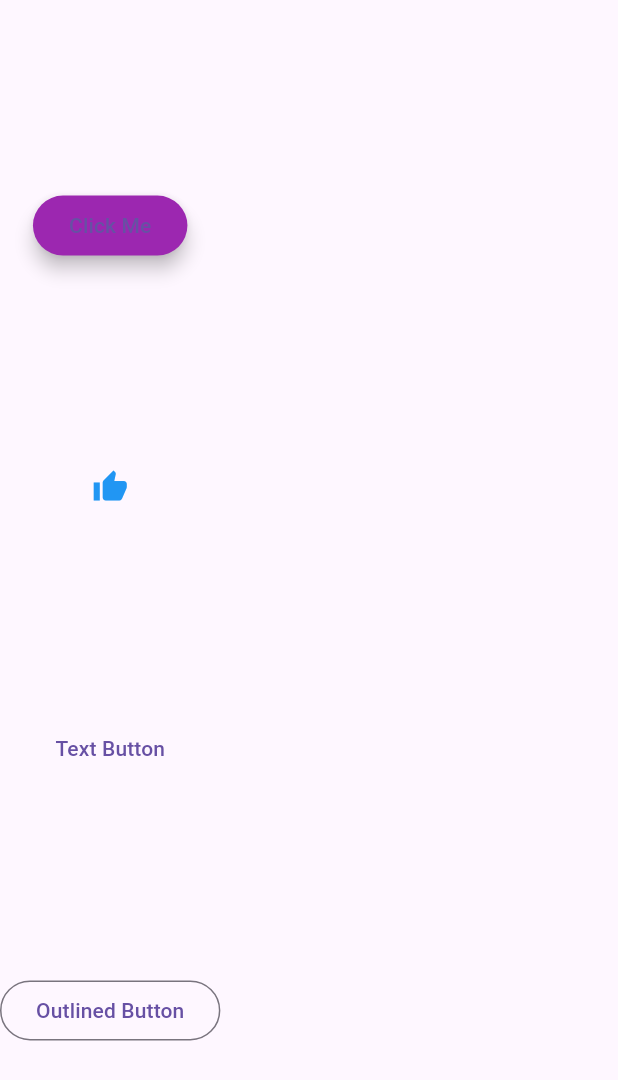
After one commit to irina532/first_flutter_app, a Flutter app: the ButtonsGuide screen opened directly, on a phone screen of 412 x 824 dp. The commit adds this screen. Shown: the top 1080 px of the screen. Run offline on Flutter 3.47's test engine with Material 3 defaults, Android fonts, the phone set to English and light mode, and no system bars.

Commit message:
added class 5 folder

```diff
--- a/lib/Modules/Class-3/Home/home_view.dart
+++ b/lib/Modules/Class-3/Home/home_view.dart
@@ -4,7 +4,10 @@ import 'package:first_app/Modules/Class-3/Container_Guide/container_guide_view.d
 import 'package:first_app/Modules/Class-3/Row_Guide/row_guide_view.dart';
 import 'package:first_app/Modules/Class-3/Scaffold_Guide/scaffold_guide_view.dart';
 import 'package:first_app/Modules/Class-4/CardGuide/card_guide_view.dart';
+import 'package:first_app/Modules/Class-4/circleAvatorWidget/circle_avatar_guide_view.dart';
 import 'package:first_app/Modules/Class-4/containerDetailsGuide/container_details_guide_view.dart';
+import 'package:first_app/Modules/Class-4/imageWidget/image_guide_view.dart';
+import 'package:first_app/Modules/Class-4/lisTileWidget/list_tile_widget_view.dart';
 import 'package:first_app/Modules/Class-4/listViewGuide/list_view_guide_view.dart';
 import 'package:flutter/material.dart';
 
@@ -19,6 +22,9 @@ class HomeScreen extends StatelessWidget {
      {'title': 'Container-Details Example', 'page': ContainerDetailsGuide() },
      {'title': 'Card-Guide Example', 'page': CardGuide() },
      {'title': 'List-View-Guide Example', 'page': ListViewGuide() },
+     {'title': 'LisTile-Guide Example', 'page': ListTileGuide() },
+     {'title': 'Image-Guide Example', 'page': ImageGuide() },
+     {'title': 'Circle Avatar Guide', 'page': CircleAvatarGuide()}
     // {'title': 'Text Example', 'page': TextExample()},
     // {'title': 'SizedBox Example', 'page': SizedBoxExample()},
     // {'title': 'Center Example', 'page': CenterExample()},
--- /dev/null
+++ b/lib/Modules/Class_5/ButtonsGuide/buttons_guide_view.dart
@@ -0,0 +1,45 @@
+import 'package:flutter/material.dart';
+
+class ButtonsGuide extends StatelessWidget {
+  const ButtonsGuide({super.key});
+
+  @override
+  Widget build(BuildContext context) {
+    return Scaffold(
+      body: Column(
+        mainAxisAlignment: MainAxisAlignment.spaceEvenly,
+        children: [
+          // Elevated Button
+          ElevatedButton(
+            onPressed: () {
+              print('Button Pressed!');
+            },
+            style: ElevatedButton.styleFrom(
+              backgroundColor: Colors.purple, // Background color
+              elevation: 5,
+              shape: RoundedRectangleBorder(
+                borderRadius: BorderRadius.circular(20),
+              ),
+            ),
+            child: Text('Click Me'),
+          ),
+
+          // Icon Button
+          IconButton(
+            onPressed: () {
+              print('Icon Button Pressed!');
+            },
+            icon: Icon(Icons.thumb_up, color: Colors.blue),
+            tooltip: 'Like',
+          ),
+
+          //TextButton
+          TextButton(onPressed: () {}, child: Text('Text Button')),
+
+          // Outlined Button
+          OutlinedButton(onPressed: () {}, child: Text('Outlined Button'))
+        ],
+      ),
+    );
+  }
+}
--- a/pubspec.yaml
+++ b/pubspec.yaml
@@ -59,7 +59,8 @@ flutter:
   uses-material-design: true
 
   # To add assets to your application, add an assets section, like this:
-  # assets:
+  assets:
+    - assets/images/
   #   - images/a_dot_burr.jpeg
   #   - images/a_dot_ham.jpeg
 
```
Also changed, not shown: lib/Modules/Class-4/circleAvatorWidget/circle_avatar_guide_view.dart (added, +29 -0 lines), lib/Modules/Class-4/imageWidget/image_guide_view.dart (added, +24 -0 lines), lib/Modules/Class-4/lisTileWidget/list_tile_widget_view.dart (added, +23 -0 lines), lib/Modules/Class_5/ExpandedGuide/expanded_guide_view.dart (added, +32 -0 lines), lib/Modules/Class_5/FittedBoxGuide/fittedbox_guide_view.dart (added, +27 -0 lines), lib/Modules/Class_5/GridViewCountGuide/gridview_count_guide_view.dart (added, +30 -0 lines), lib/Modules/Class_5/GridViewGuide/gridview_guide_view.dart (added, +29 -0 lines), lib/Modules/Class_5/ListViewBuilderGuide/listview_builder_guide_view.dart (added, +25 -0 lines), assets/images/task.jpg (added).
